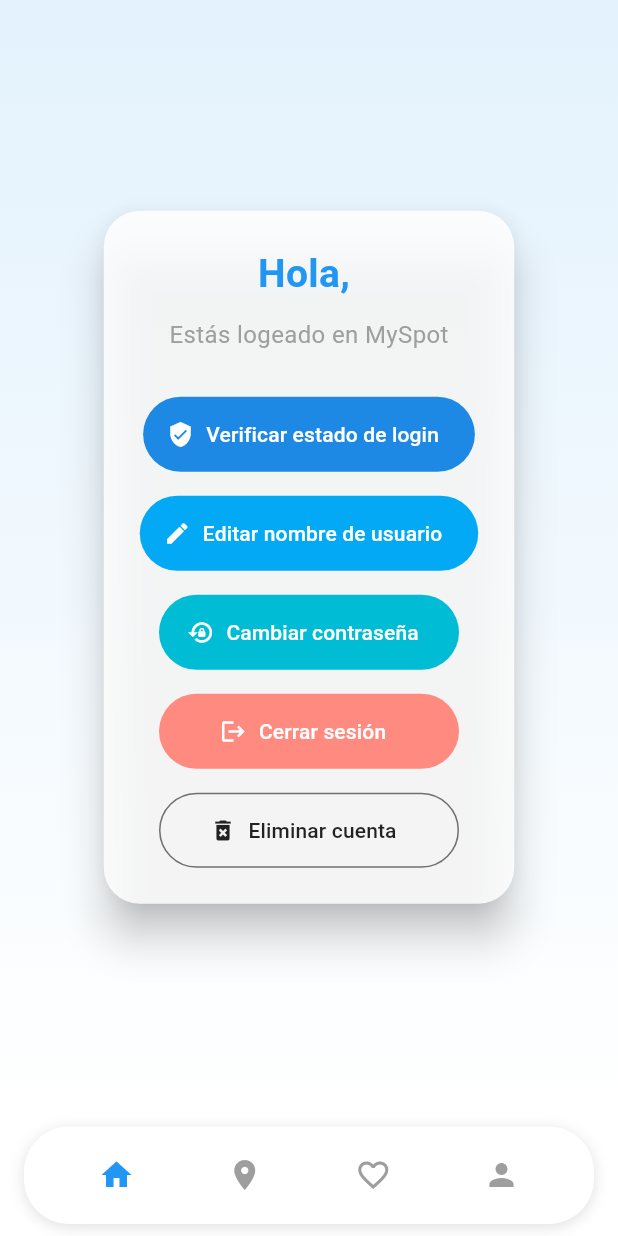
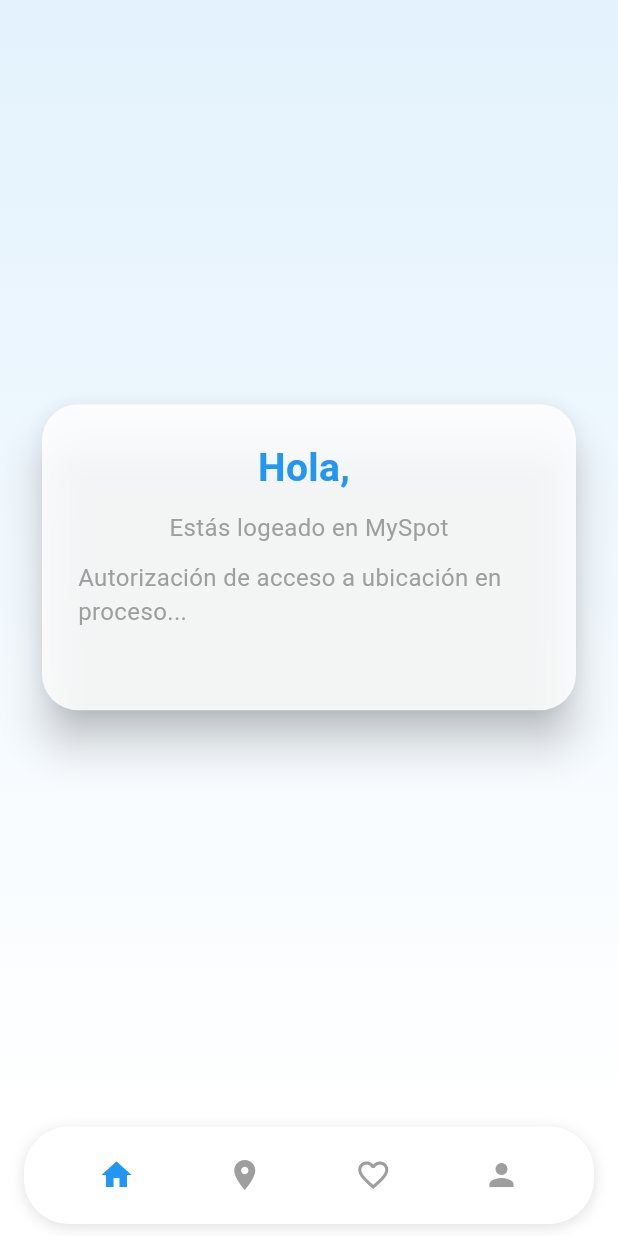
Before and after one commit to CesarS39/MySpot_App, a Flutter app: the screen it shows once a user with an empty profile is signed in, on a phone screen of 412 x 824 dp. Run offline on Flutter 3.47's test engine with Material 3 defaults, Android fonts, the phone set to English and light mode, and no system bars; our stand-ins replace firebase_auth, firebase_core, geocoding, geolocator; accounts and stored records are empty.

Commit message:
Se agrego en el main la funcionalidad para detectar ubicacion del usuario y las dependencias encesarias para ios y android, funciona mejor en dispositivos fisicos (en emuladores activar ubicacion aproximada)

```diff
--- a/lib/screens/home/home_screen.dart
+++ b/lib/screens/home/home_screen.dart
@@ -6,10 +6,64 @@
 import '../auth/delete_account_screen.dart';
 import '../auth/update_username_screen.dart';
 import '../welcome_screen.dart';
+import 'package:geolocator/geolocator.dart';
+import 'package:geocoding/geocoding.dart';
 
 
-class HomeScreen extends StatelessWidget {
+class HomeScreen extends StatefulWidget {
   const HomeScreen({super.key});
+
+  @override
+  _HomeScreenState createState() => _HomeScreenState();
+}
+
+class _HomeScreenState extends State<HomeScreen> {
+  String _ciudad = 'Cargando ubicación...'; // Inicializar con un mensaje
+  bool _ubicacionAutorizada = false;  // Variable para manejar el estado de autorización
+
+  // Función para obtener la ciudad
+  Future<String> obtenerCiudad() async {
+    bool servicioHabilitado = await Geolocator.isLocationServiceEnabled();
+    if (!servicioHabilitado) {
+      return 'Servicio de ubicación deshabilitado';
+    }
+
+    LocationPermission permiso = await Geolocator.checkPermission();
+    if (permiso == LocationPermission.denied) {
+      // Solicitar el permiso
+      permiso = await Geolocator.requestPermission();
+      if (permiso == LocationPermission.denied) {
+        return 'Permiso de ubicación denegado';
+      }
+    }
+
+    if (permiso == LocationPermission.deniedForever) {
+      return 'Permiso de ubicación permanentemente denegado';
+    }
+
+    try {
+      Position posicion = await Geolocator.getCurrentPosition(desiredAccuracy: LocationAccuracy.best);
+      List<Placemark> lugares = await placemarkFromCoordinates(posicion.latitude, posicion.longitude);
+      Placemark lugar = lugares[0];
+      setState(() {
+        _ciudad = lugar.locality ?? 'Ciudad desconocida';
+        _ubicacionAutorizada = true;  // Cambiar estado cuando la ubicación se obtiene
+      });
+      return _ciudad;
+    } catch (e) {
+      setState(() {
+        _ciudad = 'Error al obtener ubicación: $e';
+        _ubicacionAutorizada = false;
+      });
+      return _ciudad;
+    }
+  }
+
+  @override
+  void initState() {
+    super.initState();
+    obtenerCiudad();  // Llamar a la función para obtener la ciudad cuando se inicie la pantalla
+  }
 
   @override
   Widget build(BuildContext context) {
@@ -18,28 +72,10 @@
       builder: (context, snapshot) {
         final user = snapshot.data;
 
-        void logout() async {
-          try {
-            await authService.value.signOut();
-            Navigator.pop(context);
-            Navigator.pushAndRemoveUntil(
-              context,
-              MaterialPageRoute(builder: (context) => const WelcomeScreen()),
-                  (route) => false,
-            );
-          } catch (e) {
-            print('Error al cerrar sesión: $e');
-          }
-        }
-
-
         return Container(
           decoration: BoxDecoration(
             gradient: LinearGradient(
-              colors: [
-                Colors.blue.shade50,
-                Colors.white,
-              ],
+              colors: [Colors.blue.shade50, Colors.white],
               begin: Alignment.topCenter,
               end: Alignment.bottomCenter,
             ),
@@ -61,7 +97,7 @@
                       style: const TextStyle(
                         fontSize: 26,
                         fontWeight: FontWeight.bold,
-                        color: Colors.blue,  // Cambio: era Colors.deepPurple
+                        color: Colors.blue,
                       ),
                     ),
                     const SizedBox(height: 10),
@@ -69,77 +105,20 @@
                       'Estás logeado en MySpot',
                       style: TextStyle(fontSize: 16, color: Colors.grey),
                     ),
+                    const SizedBox(height: 10),
+                    // Mostrar la ciudad solo si los permisos están autorizados
+                    if (_ubicacionAutorizada)
+                      Text(
+                        'Estás en $_ciudad',
+                        style: const TextStyle(fontSize: 16, color: Colors.grey),
+                      )
+                    else
+                      const Text(
+                        'Autorización de acceso a ubicación en proceso...',
+                        style: TextStyle(fontSize: 16, color: Colors.grey),
+                      ),
                     const SizedBox(height: 30),
-                    FilledButton.icon(
-                      icon: const Icon(Icons.verified_user),
-                      onPressed: () {
-                        ScaffoldMessenger.of(context).showSnackBar(
-                          SnackBar(
-                            content: Text('Estás logeado como ${user?.email ?? 'usuario desconocido'}'),
-                            backgroundColor: Colors.blue,  // Consistencia
-                          ),
-                        );
-                      },
-                      label: const Text('Verificar estado de login'),
-                      style: FilledButton.styleFrom(
-                        backgroundColor: Colors.blue.shade600,  // Cambio: era Colors.deepPurpleAccent
-                        minimumSize: const Size(200, 50),
-                        shape: const StadiumBorder(),
-                      ),
-                    ),
-                    const SizedBox(height: 16),
-                    FilledButton.icon(
-                      icon: const Icon(Icons.edit),
-                      onPressed: () {
-                        Navigator.push(context, MaterialPageRoute(builder: (_) => const UpdateUsernameScreen()));
-                      },
-                      label: const Text('Editar nombre de usuario'),
-                      style: FilledButton.styleFrom(
-                        backgroundColor: Colors.lightBlue,  // Cambio: era Colors.purple.shade200
-                        minimumSize: const Size(200, 50),
-                        shape: const StadiumBorder(),
-                      ),
-                    ),
-                    const SizedBox(height: 16),
-                    FilledButton.icon(
-                      icon: const Icon(Icons.lock_reset),
-                      onPressed: () {
-                        Navigator.push(context, MaterialPageRoute(builder: (_) => const ChangePasswordScreen()));
-                      },
-                      label: const Text('Cambiar contraseña'),
-                      style: FilledButton.styleFrom(
-                        backgroundColor: Colors.cyan,  // Cambio: era Colors.teal.shade200
-                        minimumSize: const Size(200, 50),
-                        shape: const StadiumBorder(),
-                      ),
-                    ),
-                    const SizedBox(height: 16),
-                    FilledButton.icon(
-                      icon: const Icon(Icons.logout),
-                      onPressed: logout,
-                      label: const Text('Cerrar sesión'),
-                      style: FilledButton.styleFrom(
-                        backgroundColor: Colors.redAccent.shade100,  // Mantener rojo para logout
-                        minimumSize: const Size(200, 50),
-                        shape: const StadiumBorder(),
-                      ),
-                    ),
-                    const SizedBox(height: 16),
-                    OutlinedButton.icon(
-                      icon: const Icon(Icons.delete_forever, color: Colors.black87),
-                      onPressed: () {
-                        Navigator.push(context, MaterialPageRoute(builder: (_) => const DeleteAccountScreen()));
-                      },
-                      label: const Text(
-                        'Eliminar cuenta',
-                        style: TextStyle(color: Colors.black87),
-                      ),
-                      style: OutlinedButton.styleFrom(
-                        side: const BorderSide(color: Colors.black54),
-                        minimumSize: const Size(200, 50),
-                        shape: const StadiumBorder(),
-                      ),
-                    ),
+                    // Resto de los botones y widgets...
                   ],
                 ),
               ),
--- a/pubspec.yaml
+++ b/pubspec.yaml
@@ -33,7 +33,8 @@
 
   # The following adds the Cupertino Icons font to your application.
   # Use with the CupertinoIcons class for iOS style icons.
-
+  geolocator: ^14.0.2  # Asegúrate de tener la versión más reciente de geolocator
+  geocoding: ^4.0.0
   cupertino_icons: ^1.0.8
   firebase_core: ^3.15.1
   firebase_auth: ^5.6.2
```
Also changed, not shown: pubspec.lock, 3 other files.
